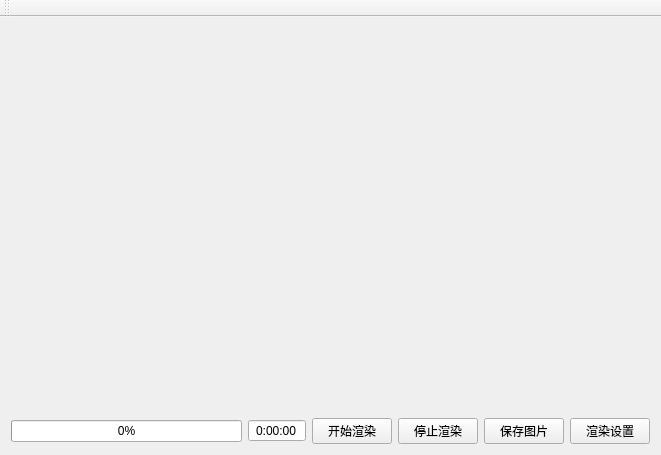
Above: mainwindow.ui from blueroseslol/QtRaytracing before the change. Below: the same form after it.
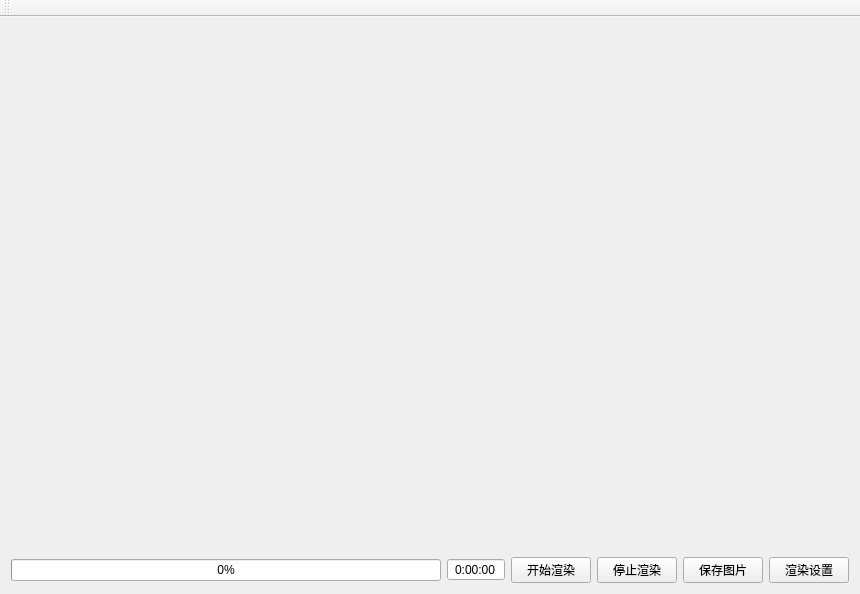
That is the form after the change.

Patch:
```diff
--- a/mainwindow.ui
+++ b/mainwindow.ui
@@ -6,8 +6,8 @@
    <rect>
     <x>0</x>
     <y>0</y>
-    <width>661</width>
-    <height>455</height>
+    <width>860</width>
+    <height>594</height>
    </rect>
   </property>
   <property name="windowTitle">
```
Left out of the diff: 2 changed lines with no effect on the pictures.
